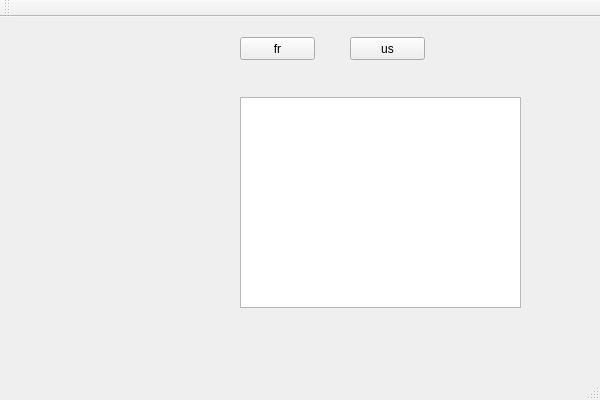
Above: Client/Plugins/Course/imp/mainwindow.ui from freakyzoidberg/horus-edu before the change. Below: the same form after it.
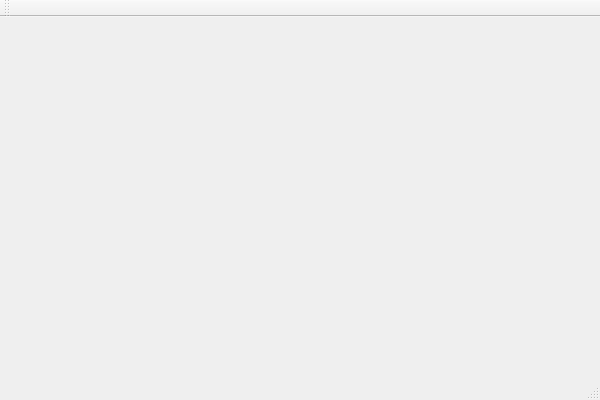
That is the form after the change.

The edit to the form file:
```diff
--- a/Client/Plugins/Course/imp/mainwindow.ui
+++ b/Client/Plugins/Course/imp/mainwindow.ui
@@ -13,51 +13,7 @@
   <property name="windowTitle">
    <string>MainWindow</string>
   </property>
-  <widget class="QWidget" name="centralWidget">
-   <widget class="QPushButton" name="french">
-    <property name="geometry">
-     <rect>
-      <x>240</x>
-      <y>20</y>
-      <width>75</width>
-      <height>23</height>
-     </rect>
-    </property>
-    <property name="text">
-     <string>fr</string>
-    </property>
-   </widget>
-   <widget class="QPushButton" name="english">
-    <property name="geometry">
-     <rect>
-      <x>350</x>
-      <y>20</y>
-      <width>75</width>
-      <height>23</height>
-     </rect>
-    </property>
-    <property name="text">
-     <string>us</string>
-    </property>
-   </widget>
-   <widget class="QTextBrowser" name="textBrowser">
-    <property name="geometry">
-     <rect>
-      <x>240</x>
-      <y>80</y>
-      <width>281</width>
-      <height>211</height>
-     </rect>
-    </property>
-    <property name="html">
-     <string>&lt;!DOCTYPE HTML PUBLIC &quot;-//W3C//DTD HTML 4.0//EN&quot; &quot;http://www.w3.org/TR/REC-html40/strict.dtd&quot;&gt;
-&lt;html&gt;&lt;head&gt;&lt;meta name=&quot;qrichtext&quot; content=&quot;1&quot; /&gt;&lt;style type=&quot;text/css&quot;&gt;
-p, li { white-space: pre-wrap; }
-&lt;/style&gt;&lt;/head&gt;&lt;body style=&quot; font-family:'MS Shell Dlg 2'; font-size:8.25pt; font-weight:400; font-style:normal;&quot;&gt;
-&lt;p style=&quot;-qt-paragraph-type:empty; margin-top:0px; margin-bottom:0px; margin-left:0px; margin-right:0px; -qt-block-indent:0; text-indent:0px; font-size:8pt;&quot;&gt;&lt;/p&gt;&lt;/body&gt;&lt;/html&gt;</string>
-    </property>
-   </widget>
-  </widget>
+  <widget class="QWidget" name="centralWidget"/>
   <widget class="QMenuBar" name="menuBar">
    <property name="geometry">
     <rect>
```
